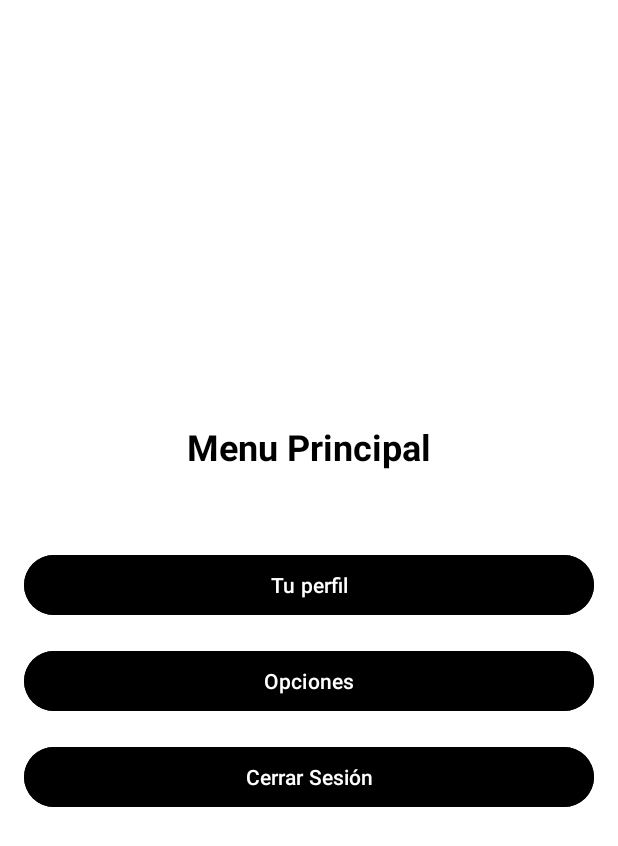
After one commit to fpalaci0s/bosqueApp, an Android app: the MainMenuActivity screen opened directly, with no data from a screen before it, on a phone screen of 412 x 824 dp. The commit adds this screen. Shown: the top 846 px of the screen. Run offline under Robolectric (Android 15) with nearby library versions, the phone set to English and light mode, and no system bars.

Commit message:
añadidos kotlin

```diff
--- /dev/null
+++ b/BosqueApp/app/src/main/java/com/example/bosqueapp/MainMenuActivity.kt
@@ -0,0 +1,12 @@
+package com.example.bosqueapp
+
+import android.os.Bundle
+import androidx.appcompat.app.AppCompatActivity
+
+class MainMenuActivity : AppCompatActivity() {
+
+    override fun onCreate(savedInstanceState: Bundle?) {
+        super.onCreate(savedInstanceState)
+        setContentView(R.layout.activity_main_menu) // Asegúrate de que este layout exista
+    }
+}
--- /dev/null
+++ b/BosqueApp/app/src/main/res/layout/activity_main_menu.xml
@@ -0,0 +1,52 @@
+<?xml version="1.0" encoding="utf-8"?>
+<LinearLayout xmlns:android="http://schemas.android.com/apk/res/android"
+    xmlns:app="http://schemas.android.com/apk/res-auto"
+    xmlns:tools="http://schemas.android.com/tools"
+    android:orientation="vertical"
+    android:layout_width="match_parent"
+    android:layout_height="match_parent"
+    android:padding="16dp"
+    android:gravity="center"
+    android:background="@color/white"
+    tools:context=".MainMenuActivity">
+
+    <!-- Título del menú -->
+    <TextView
+        android:layout_width="wrap_content"
+        android:layout_height="wrap_content"
+        android:text="@string/main_menu"
+        android:textSize="24sp"
+        android:textStyle="bold"
+        android:layout_marginBottom="24dp"
+        android:textColor="@color/black" />
+
+    <!-- Botón para la sección de Perfil -->
+    <com.google.android.material.button.MaterialButton
+        android:id="@+id/btnProfile"
+        android:layout_width="match_parent"
+        android:layout_height="wrap_content"
+        android:layout_marginBottom="16dp"
+        android:text="@string/profile"
+        android:backgroundTint="@color/black"
+        android:textColor="@android:color/white" />
+
+    <!-- Botón para la sección de Configuración -->
+    <com.google.android.material.button.MaterialButton
+        android:id="@+id/btnSettings"
+        android:layout_width="match_parent"
+        android:layout_height="wrap_content"
+        android:layout_marginBottom="16dp"
+        android:text="@string/settings"
+        android:backgroundTint="@color/black"
+        android:textColor="@android:color/white" />
+
+    <!-- Botón para Cerrar Sesión -->
+    <com.google.android.material.button.MaterialButton
+        android:id="@+id/btnLogout"
+        android:layout_width="match_parent"
+        android:layout_height="wrap_content"
+        android:text="@string/logout"
+        android:backgroundTint="@color/black"
+        android:textColor="@android:color/white" />
+
+</LinearLayout>
--- a/BosqueApp/app/src/main/res/layout/notificacion.xml
+++ b/BosqueApp/app/src/main/res/layout/notificacion.xml
@@ -6,7 +6,6 @@
     android:id="@+id/main"
     android:layout_width="match_parent"
     android:layout_height="match_parent"
-    tools:context=".MainActivity"
     android:background="@drawable/fondo">
 
     <LinearLayout
--- a/BosqueApp/app/src/main/res/layout/vinculacion.xml
+++ b/BosqueApp/app/src/main/res/layout/vinculacion.xml
@@ -6,7 +6,6 @@
     android:id="@+id/main"
     android:layout_width="match_parent"
     android:layout_height="match_parent"
-    tools:context=".MainActivity"
     android:background="@drawable/fondo"
     android:padding="16dp">
 
--- a/BosqueApp/app/src/main/res/values/strings.xml
+++ b/BosqueApp/app/src/main/res/values/strings.xml
@@ -56,4 +56,8 @@
     <string name="contrase_a_hint">Contraseña hint</string>
     <string name="nombre_usuario_hint">Nombre Usuario Hint</string>
     <string name="insertar_dispositivos_vinculados">Insertar dispositivos vinculados</string>
+    <string name="main_menu">Menu Principal\n</string>
+    <string name="profile">Tu perfil</string>
+    <string name="settings">Opciones</string>
+    <string name="logout">Cerrar Sesión</string>
 </resources>
```
Also changed, not shown: BosqueApp/app/src/main/AndroidManifest.xml (+4 -3 lines), BosqueApp/app/src/main/java/com/example/bosqueapp/LoginActivity.kt (added, +41 -0 lines), BosqueApp/app/src/main/java/com/example/bosqueapp/MainActivity.kt (deleted, +0 -24 lines), BosqueApp/app/src/main/res/layout/inicio_sesion.xml (+4 -3 lines), 353 other files.
